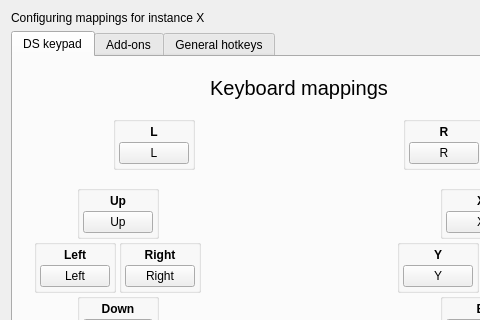
First picture: the form in src/frontend/qt_sdl/InputConfig/InputConfigDialog.ui, repository poopoocacacacaca/melonRA, before the edit; both pictures show x 0 to 480 and y 0 to 320 of the 598 by 525 pixel window.
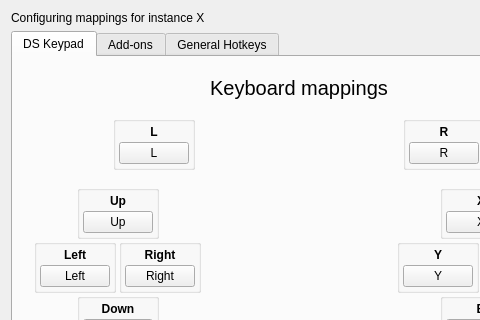
Second picture: the form after the edit. Icons and pictures are not drawn.

```diff
--- a/src/frontend/qt_sdl/InputConfig/InputConfigDialog.ui
+++ b/src/frontend/qt_sdl/InputConfig/InputConfigDialog.ui
@@ -37,7 +37,7 @@
      </property>
      <widget class="QWidget" name="tabInput">
       <attribute name="title">
-       <string>DS keypad</string>
+       <string>DS Keypad</string>
       </attribute>
       <layout class="QGridLayout" name="gridLayout">
        <item row="0" column="0">
@@ -2274,7 +2274,7 @@
      </widget>
      <widget class="QWidget" name="tabHotkeysGeneral">
       <attribute name="title">
-       <string>General hotkeys</string>
+       <string>General Hotkeys</string>
       </attribute>
      </widget>
     </widget>
```
Left out of the diff: 2 changed lines with no effect on the pictures.
